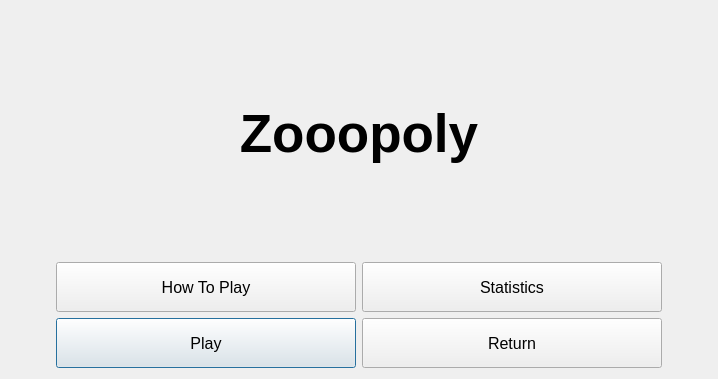
Sp1riting/A-Level-Coursework, file UI/mainMenu.ui: the form before one commit.
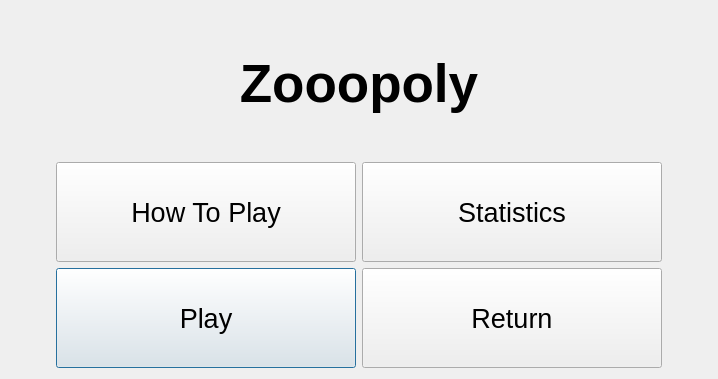
The form after the commit.

Commit message: main menu button sizes increased

```diff
--- a/UI/mainMenu.ui
+++ b/UI/mainMenu.ui
@@ -34,12 +34,12 @@
        <property name="minimumSize">
         <size>
          <width>300</width>
-         <height>50</height>
+         <height>100</height>
         </size>
        </property>
        <property name="font">
         <font>
-         <pointsize>12</pointsize>
+         <pointsize>20</pointsize>
         </font>
        </property>
        <property name="text">
@@ -52,12 +52,12 @@
        <property name="minimumSize">
         <size>
          <width>300</width>
-         <height>50</height>
+         <height>100</height>
         </size>
        </property>
        <property name="font">
         <font>
-         <pointsize>12</pointsize>
+         <pointsize>20</pointsize>
         </font>
        </property>
        <property name="text">
@@ -97,15 +97,18 @@
      </item>
      <item>
       <widget class="QPushButton" name="menuHowToPlayButton">
+       <property name="enabled">
+        <bool>true</bool>
+       </property>
        <property name="minimumSize">
         <size>
          <width>300</width>
-         <height>50</height>
+         <height>100</height>
         </size>
        </property>
        <property name="font">
         <font>
-         <pointsize>12</pointsize>
+         <pointsize>20</pointsize>
         </font>
        </property>
        <property name="text">
@@ -118,12 +121,12 @@
        <property name="minimumSize">
         <size>
          <width>300</width>
-         <height>50</height>
+         <height>100</height>
         </size>
        </property>
        <property name="font">
         <font>
-         <pointsize>12</pointsize>
+         <pointsize>20</pointsize>
         </font>
        </property>
        <property name="text">
```
The commit also changes 1 other file.
